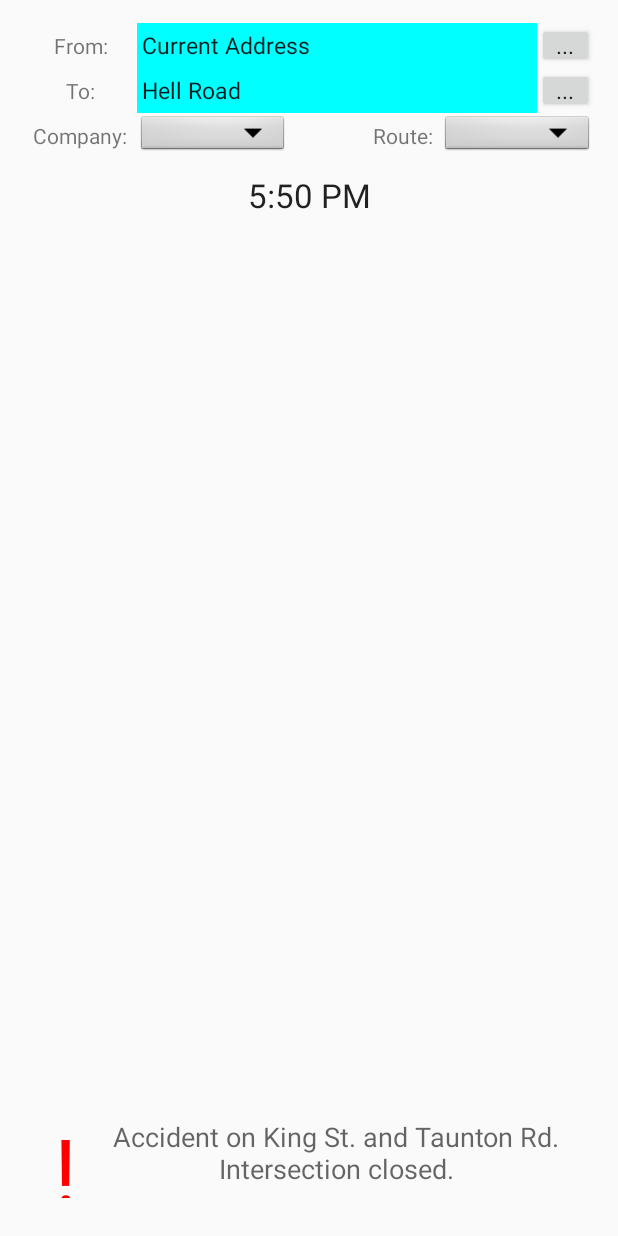
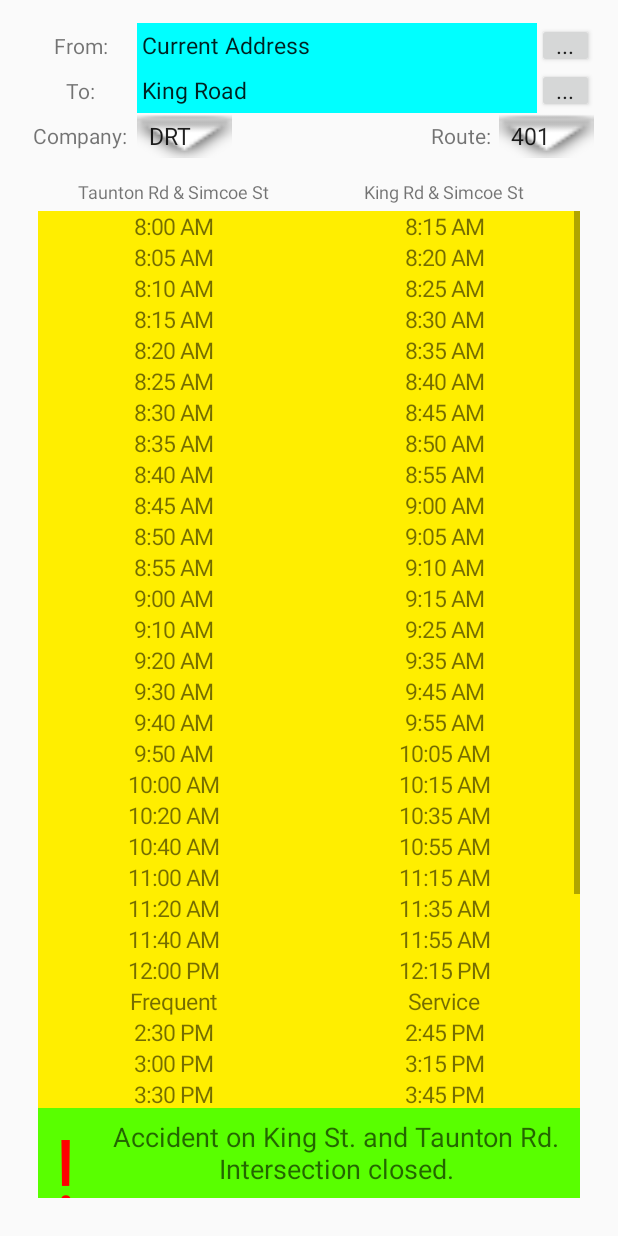
Before and after one commit to projecttemp/hci-android_prototype, an Android app: the Tab3Act screen opened directly, with no data from a screen before it, on a phone screen of 412 x 824 dp. Run offline under Robolectric (Android 15) with nearby library versions, the phone set to English and light mode, and no system bars.

Commit message:
Updated schedule page with scroll view and fake infos

```diff
--- a/app/src/main/java/app/bus/project/Tab3Act.java
+++ b/app/src/main/java/app/bus/project/Tab3Act.java
@@ -1,16 +1,122 @@
 package app.bus.project;
 
+import android.app.ActionBar;
 import android.app.Activity;
 import android.os.Bundle;
+import android.util.TypedValue;
 import android.view.Gravity;
+import android.view.View;
+import android.view.ViewGroup;
+import android.widget.ArrayAdapter;
+import android.widget.LinearLayout;
+import android.widget.ScrollView;
+import android.widget.Spinner;
 import android.widget.TextView;
 
 public class Tab3Act  extends Activity
 {
+    private String[] compList;
+    private String[] routeList;
+
     @Override
     public void onCreate(Bundle savedInstanceState)
     {
         super.onCreate(savedInstanceState);
         setContentView(R.layout.activity_tab3);
+
+        compList = new String[] {"DRT", "YRT", "TTC", "GO"};
+        routeList = new String[] {"401", "402", "403", "404", "405", "406", "407", "408", "409"};
+
+        Spinner spinCompany = (Spinner) findViewById(R.id.schCompanySel);
+        ArrayAdapter<String> adpCompany = new ArrayAdapter<String>(this, android.R.layout.simple_dropdown_item_1line, compList);
+        spinCompany.setAdapter(adpCompany);
+        spinCompany.setSelection(0);
+
+        Spinner spinRoute = (Spinner) findViewById(R.id.schRouteSel);
+        ArrayAdapter<String> adpRoute = new ArrayAdapter<String>(this, android.R.layout.simple_dropdown_item_1line, routeList);
+        spinRoute.setAdapter(adpRoute);
+        spinRoute.setSelection(0);
+
+        ScrollView timeListScroll = (ScrollView) findViewById(R.id.schTimeList);
+        ScrollView.LayoutParams scrollParam = new ScrollView.LayoutParams(ViewGroup.LayoutParams.MATCH_PARENT, ViewGroup.LayoutParams.MATCH_PARENT);
+        LinearLayout timeList = new LinearLayout(this);
+        timeList.setLayoutParams(scrollParam);
+        timeList.setOrientation(LinearLayout.VERTICAL);
+        LinearLayout.LayoutParams listParam = new LinearLayout.LayoutParams(ViewGroup.LayoutParams.MATCH_PARENT, 0, 1.0f);
+
+        timeList.addView(getView("8:00 AM", "8:15 AM", listParam));
+        timeList.addView(getView("8:05 AM", "8:20 AM", listParam));
+        timeList.addView(getView("8:10 AM", "8:25 AM", listParam));
+        timeList.addView(getView("8:15 AM", "8:30 AM", listParam));
+        timeList.addView(getView("8:20 AM", "8:35 AM", listParam));
+        timeList.addView(getView("8:25 AM", "8:40 AM", listParam));
+        timeList.addView(getView("8:30 AM", "8:45 AM", listParam));
+        timeList.addView(getView("8:35 AM", "8:50 AM", listParam));
+        timeList.addView(getView("8:40 AM", "8:55 AM", listParam));
+        timeList.addView(getView("8:45 AM", "9:00 AM", listParam));
+        timeList.addView(getView("8:50 AM", "9:05 AM", listParam));
+        timeList.addView(getView("8:55 AM", "9:10 AM", listParam));
+
+        timeList.addView(getView("9:00 AM", "9:15 AM", listParam));
+        timeList.addView(getView("9:10 AM", "9:25 AM", listParam));
+        timeList.addView(getView("9:20 AM", "9:35 AM", listParam));
+        timeList.addView(getView("9:30 AM", "9:45 AM", listParam));
+        timeList.addView(getView("9:40 AM", "9:55 AM", listParam));
+        timeList.addView(getView("9:50 AM", "10:05 AM", listParam));
+
+        timeList.addView(getView("10:00 AM", "10:15 AM", listParam));
+        timeList.addView(getView("10:20 AM", "10:35 AM", listParam));
+        timeList.addView(getView("10:40 AM", "10:55 AM", listParam));
+
+        timeList.addView(getView("11:00 AM", "11:15 AM", listParam));
+        timeList.addView(getView("11:20 AM", "11:35 AM", listParam));
+        timeList.addView(getView("11:40 AM", "11:55 AM", listParam));
+
+        timeList.addView(getView("12:00 PM", "12:15 PM", listParam));
+
+        timeList.addView(getView("Frequent", "Service", listParam));
+
+        timeList.addView(getView("2:30 PM", "2:45 PM", listParam));
+
+        timeList.addView(getView("3:00 PM", "3:15 PM", listParam));
+        timeList.addView(getView("3:30 PM", "3:45 PM", listParam));
+
+        timeList.addView(getView("4:00 PM", "4:15 PM", listParam));
+        timeList.addView(getView("4:30 PM", "4:45 PM", listParam));
+
+        timeList.addView(getView("5:00 PM", "5:15 PM", listParam));
+        timeList.addView(getView("5:10 PM", "5:25 PM", listParam));
+        timeList.addView(getView("5:20 PM", "5:35 PM", listParam));
+        timeList.addView(getView("5:30 PM", "5:45 PM", listParam));
+        timeList.addView(getView("5:40 PM", "5:55 PM", listParam));
+        timeList.addView(getView("5:50 PM", "6:05 PM", listParam));
+
+        timeList.addView(getView("6:00 PM", "6:15 PM", listParam));
+
+        timeListScroll.addView(timeList);
+    }
+
+    private LinearLayout getView(String left, String right, LinearLayout.LayoutParams param)
+    {
+        LinearLayout lay = new LinearLayout(this);
+        lay.setOrientation(LinearLayout.HORIZONTAL);
+        lay.setLayoutParams(param);
+
+        LinearLayout.LayoutParams textParam = new LinearLayout.LayoutParams(0, ViewGroup.LayoutParams.MATCH_PARENT, 0.5f);
+
+        TextView le = new TextView(this);
+        TextView ri = new TextView(this);
+        le.setText(left);
+        ri.setText(right);
+        le.setLayoutParams(textParam);
+        ri.setLayoutParams(textParam);
+        le.setTextAlignment(View.TEXT_ALIGNMENT_CENTER);
+        ri.setTextAlignment(View.TEXT_ALIGNMENT_CENTER);
+        le.setTextSize(TypedValue.COMPLEX_UNIT_DIP, 15);
+        ri.setTextSize(TypedValue.COMPLEX_UNIT_DIP, 15);
+        lay.addView(le);
+        lay.addView(ri);
+
+        return lay;
     }
 }
--- a/app/src/main/res/layout/activity_tab3.xml
+++ b/app/src/main/res/layout/activity_tab3.xml
@@ -73,7 +73,7 @@
             android:gravity="center_vertical"
             android:textAlignment="inherit"
             android:typeface="sans"
-            android:text="Hell Road"
+            android:text="King Road"
             android:padding="3dp"
             android:textSize="15dp"
             android:background="#0FF"/>
@@ -112,17 +112,17 @@
             android:layout_width="0dp"
             android:layout_height="match_parent"
             android:id="@+id/schCompanySel"
-            android:background="@android:drawable/btn_dropdown"
+            android:background="@android:drawable/arrow_down_float"
             android:spinnerMode="dropdown"
             android:textAlignment="center"
             android:gravity="center_vertical"
-            android:layout_weight="0.4" />
+            android:layout_weight="0.25" />
 
         <LinearLayout
             android:orientation="horizontal"
             android:layout_width="0dp"
             android:layout_height="match_parent"
-            android:layout_weight="0.2"></LinearLayout>
+            android:layout_weight="0.5"></LinearLayout>
 
         <TextView
             android:layout_width="0dp"
@@ -139,9 +139,9 @@
             android:layout_width="0dp"
             android:layout_height="match_parent"
             android:id="@+id/schRouteSel"
-            android:layout_weight="0.4"
+            android:layout_weight="0.25"
             android:gravity="center_vertical"
-            android:background="@android:drawable/btn_dropdown"
+            android:background="@android:drawable/arrow_down_float"
             android:spinnerMode="dropdown"
             android:textAlignment="center" />
     </LinearLayout>
@@ -152,25 +152,13 @@
         android:layout_margin="10dp"
         android:layout_gravity="center_horizontal">
 
-        <TextView
-            android:layout_width="match_parent"
-            android:layout_height="30dp"
-            android:textAppearance="?android:attr/textAppearanceLarge"
-            android:text="5:50 PM"
-            android:id="@+id/textView"
-            android:layout_alignParentTop="true"
-            android:layout_alignParentLeft="false"
-            android:layout_alignParentStart="true"
-            android:typeface="sans"
-            android:textAlignment="center"
-            android:gravity="center_vertical" />
-
         <LinearLayout
             android:orientation="horizontal"
             android:layout_width="match_parent"
             android:layout_height="60dp"
             android:layout_alignParentBottom="true"
-            android:layout_centerHorizontal="true">
+            android:layout_centerHorizontal="true"
+            android:id="@+id/linearLayout">
 
             <TextView
                 android:layout_width="0dp"
@@ -183,7 +171,8 @@
                 android:textAlignment="center"
                 android:gravity="center_vertical"
                 android:textColor="#ff0000"
-                android:layout_weight="0.1" />
+                android:layout_weight="0.1"
+                android:background="#59ff00" />
 
             <TextView
                 android:layout_width="0dp"
@@ -194,8 +183,54 @@
                 android:textAlignment="center"
                 android:typeface="sans"
                 android:layout_weight="0.9"
-                android:gravity="center_vertical" />
+                android:gravity="center_vertical"
+                android:background="#FF59FF00" />
         </LinearLayout>
+
+        <ScrollView
+            android:layout_width="match_parent"
+            android:layout_height="match_parent"
+            android:id="@+id/schTimeList"
+            android:layout_centerHorizontal="true"
+            android:layout_above="@+id/linearLayout"
+            android:background="#ffee00"
+            android:textAlignment="center"
+            android:layout_below="@+id/linearLayout2" >
+
+        </ScrollView>
+
+        <LinearLayout
+            android:orientation="horizontal"
+            android:layout_width="match_parent"
+            android:layout_height="25dp"
+            android:layout_centerHorizontal="true"
+            android:id="@+id/linearLayout2">
+
+            <TextView
+                android:layout_width="0dp"
+                android:layout_height="match_parent"
+                android:textAppearance="?android:attr/textAppearanceSmall"
+                android:text="Taunton Rd &amp; Simcoe St"
+                android:id="@+id/schTextFrom"
+                android:layout_weight="0.5"
+                android:typeface="sans"
+                android:textAlignment="center"
+                android:gravity="center_vertical"
+                android:textSize="12dp" />
+
+            <TextView
+                android:layout_width="0dp"
+                android:layout_height="match_parent"
+                android:textAppearance="?android:attr/textAppearanceSmall"
+                android:text="King Rd &amp; Simcoe St"
+                android:id="@+id/schTextTo"
+                android:layout_weight="0.5"
+                android:typeface="sans"
+                android:textAlignment="center"
+                android:gravity="center_vertical"
+                android:textSize="12dp" />
+        </LinearLayout>
+
     </RelativeLayout>
 
 </LinearLayout>
```
Also changed, not shown: 1 other file.
